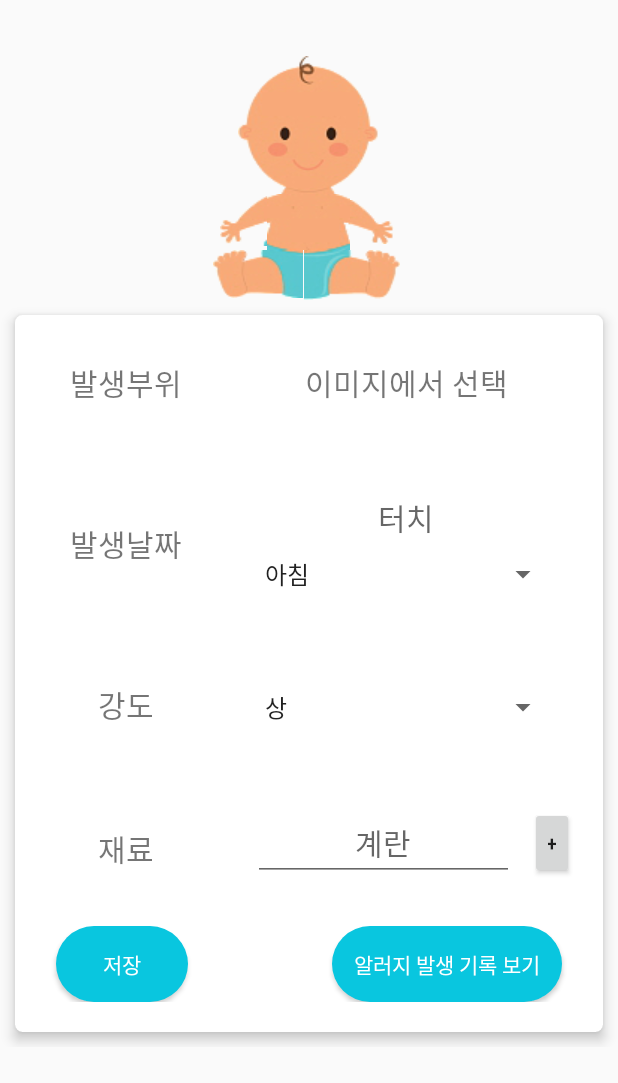
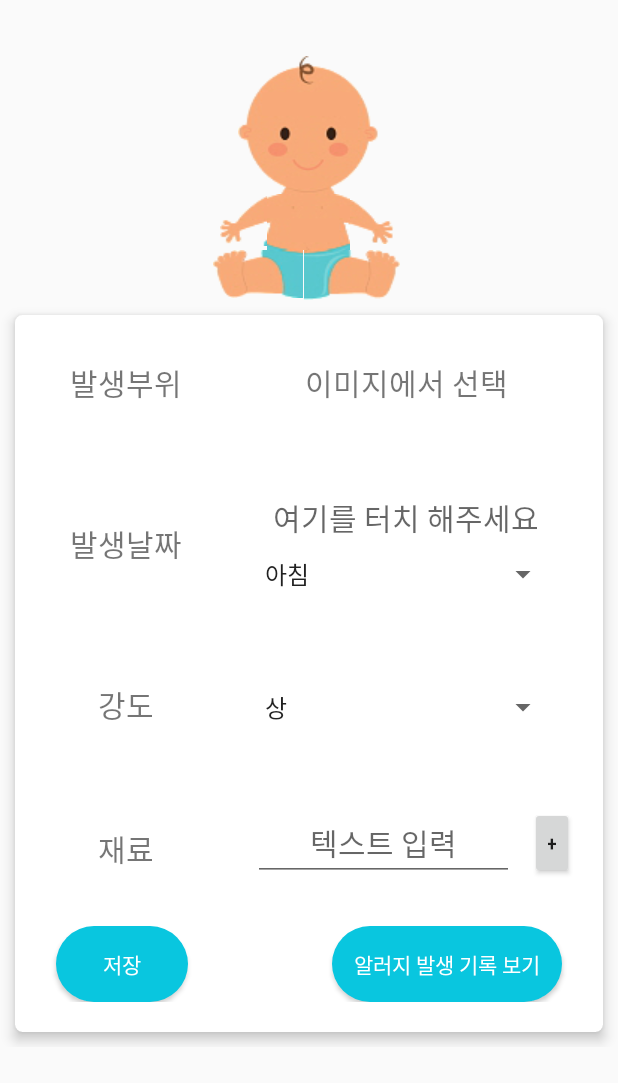
Before and after one commit to 6415y/healthybaby, an Android app: the AllergyActivity screen opened directly, with no data from a screen before it, on a phone screen of 412 x 824 dp. Shown: the top 1083 px of the screen. Run offline under Robolectric (Android 15) with nearby library versions, the phone set to English and light mode, and no system bars; our stand-ins replace CircleImageView, Firebase (no records; nobody signed in at launch, a user with empty details on screens opened directly).

Commit message:
AllergyActivity: firebase에 FoodResult가 없을때 기능이 작동하지 않았던 점 수정 textview hint 변경

```diff
--- a/app/src/main/java/com/example/james/healthybaby/AllergyActivity.java
+++ b/app/src/main/java/com/example/james/healthybaby/AllergyActivity.java
@@ -251,19 +251,18 @@ public class AllergyActivity extends AppCompatActivity implements View.OnClickLi
                                         }
                                     }
                                 }
-                            } else{
+                            } else {
                                 for (int i = 0; i < foodIngredientsPosition + 1; i++) {
                                     if (!foodIngredients_et[i].getText().toString().equals("")) {
                                         foodList.add(foodIngredients_et[i].getText().toString());
                                     }
 
                                 }
+                                result = new FoodResult(foodList);
                             }
-                            result = new FoodResult(foodList);
-
+                            databaseReference.child("AllergyResult").child("FoodResult").setValue(result);
+                            InitializeWiget();
                         }
-                        databaseReference.child("AllergyResult").child("FoodResult").setValue(result);
-                        InitializeWiget();
                     }
 
                     @Override
--- a/app/src/main/res/layout/activity_allergy.xml
+++ b/app/src/main/res/layout/activity_allergy.xml
@@ -148,7 +148,7 @@
                                 android:layout_marginLeft="20dp"
                                 android:layout_marginRight="20dp"
                                 android:layout_marginBottom="5dp"
-                                android:hint="터치"
+                                android:hint="여기를 터치 해주세요"
                                 android:textSize="20sp" />
 
                             <Spinner
@@ -230,7 +230,7 @@
                                     android:layout_marginTop="12dp"
                                     android:layout_weight="1"
                                     android:gravity="center"
-                                    android:hint="계란"
+                                    android:hint="텍스트 입력"
                                     android:textSize="20sp" />
 
                                 <Button
@@ -260,7 +260,7 @@
                                     android:layout_marginTop="12dp"
                                     android:layout_weight="1"
                                     android:gravity="center"
-                                    android:hint="돼지고기"
+                                    android:hint="텍스트 입력"
                                     android:textSize="20sp" />
 
                                 <Button
@@ -290,7 +290,7 @@
                                     android:layout_marginTop="12dp"
                                     android:layout_weight="1"
                                     android:gravity="center"
-                                    android:hint="오이"
+                                    android:hint="텍스트 입력"
                                     android:textSize="20sp" />
 
                                 <Button
@@ -320,7 +320,7 @@
                                     android:layout_marginTop="12dp"
                                     android:layout_weight="1"
                                     android:gravity="center"
-                                    android:hint="밀가루"
+                                    android:hint="텍스트 입력"
                                     android:textSize="20sp" />
 
                                 <Button
@@ -351,7 +351,7 @@
                                     android:layout_marginTop="12dp"
                                     android:layout_weight="1"
                                     android:gravity="center"
-                                    android:hint="쪽파"
+                                    android:hint="텍스트 입력"
                                     android:textSize="20sp" />
 
                                 <Button
@@ -380,7 +380,7 @@
                                     android:layout_marginTop="12dp"
                                     android:layout_weight="1"
                                     android:gravity="center"
-                                    android:hint="방어"
+                                    android:hint="텍스트 입력"
                                     android:textSize="20sp" />
 
                                 <Button
@@ -410,7 +410,7 @@
                                     android:layout_marginTop="12dp"
                                     android:layout_weight="1"
                                     android:gravity="center"
-                                    android:hint="마늘"
+                                    android:hint="텍스트 입력"
                                     android:textSize="20sp" />
 
                                 <Button
@@ -440,7 +440,7 @@
                                     android:layout_marginTop="12dp"
                                     android:layout_weight="1"
                                     android:gravity="center"
-                                    android:hint="양파"
+                                    android:hint="텍스트 입력"
                                     android:textSize="20sp" />
 
                                 <Button
@@ -470,7 +470,7 @@
                                     android:layout_marginTop="12dp"
                                     android:layout_weight="1"
                                     android:gravity="center"
-                                    android:hint="파"
+                                    android:hint="텍스트 입력"
                                     android:textSize="20sp" />
 
                                 <Button
@@ -498,7 +498,7 @@
                                     android:layout_marginRight="5dp"
                                     android:layout_marginTop="12dp"
                                     android:gravity="center"
-                                    android:hint="소고기"
+                                    android:hint="텍스트 입력"
                                     android:textSize="20sp" />
 
                             </LinearLayout>
```
